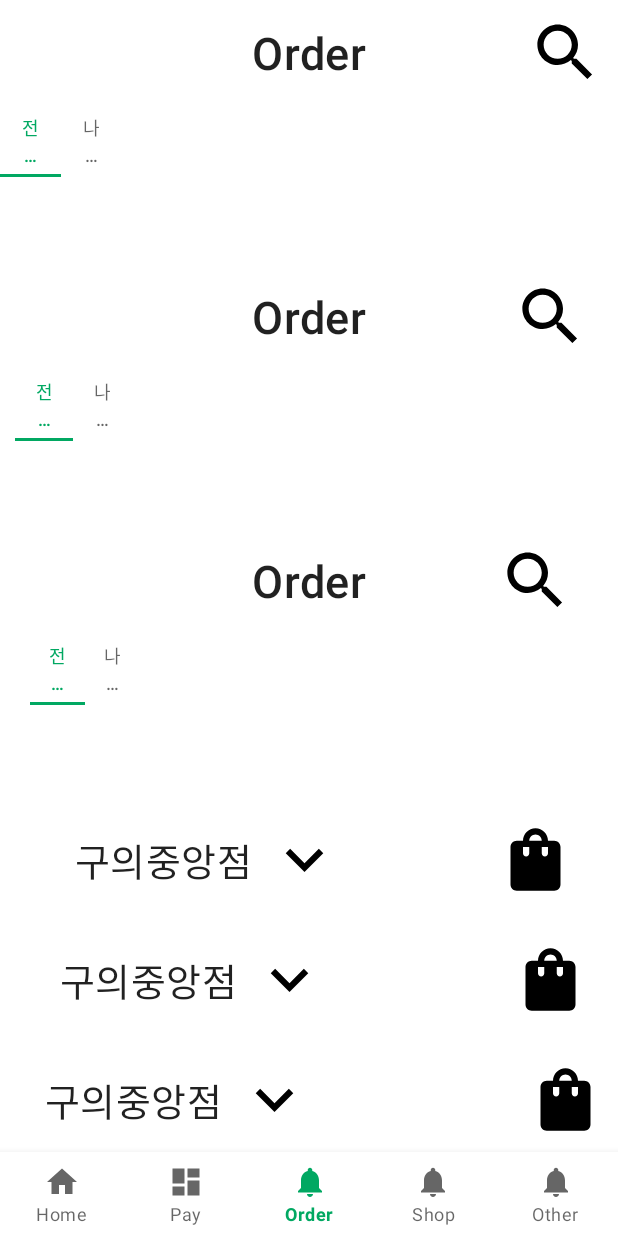
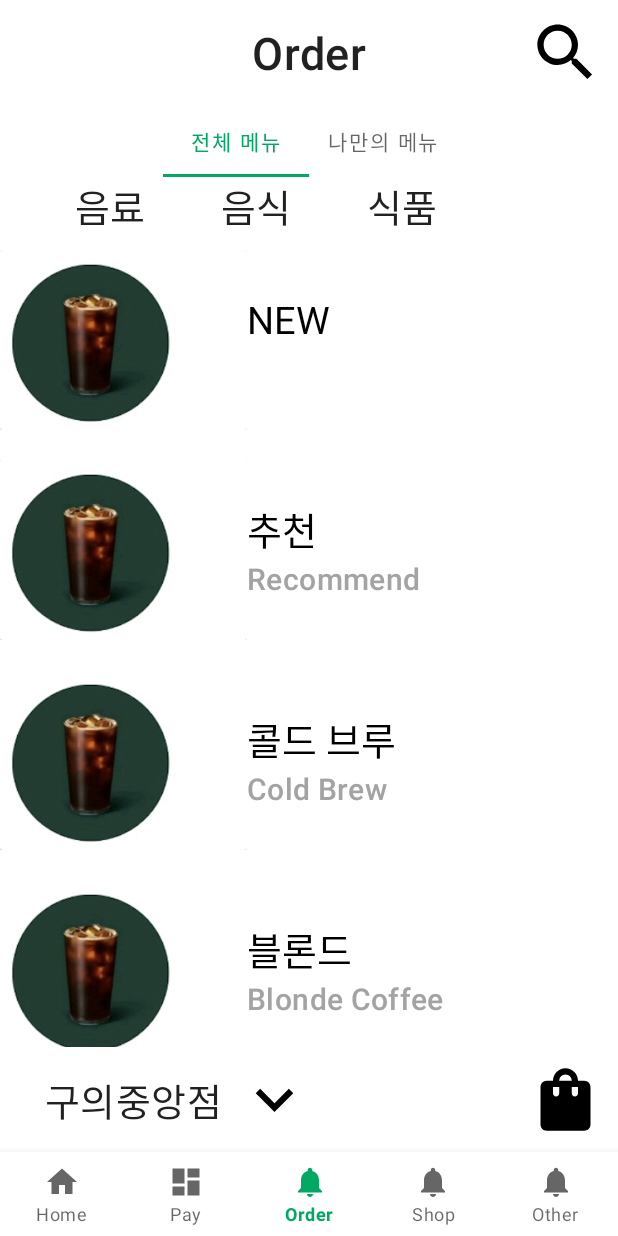
Before and after one commit to Konkuk-KUIT/KUIT1_HACKATHON_team2-Android, an Android app: the screen it shows after launch (MainActivity), item 3 of the bottom bar chosen, on a phone screen of 412 x 824 dp. Run offline under Robolectric (Android 15) with nearby library versions, the phone set to English and light mode, and no system bars.

Commit message:
+ Order완성

```diff
--- a/app/src/main/java/com/example/hackatonkuit/ui/order/AllmenuAdapter.kt
+++ b/app/src/main/java/com/example/hackatonkuit/ui/order/AllmenuAdapter.kt
@@ -10,9 +10,9 @@ class AllmenuAdapter(private val items: ArrayList<AllmenuInfo>) : RecyclerView.A
 
     inner class ViewHolder(val binding: ItemAllmenuCvBinding) : RecyclerView.ViewHolder(binding.root) {
 
-        fun bind(item: AllmenuInfo) {
-            binding.coffeekorTv.text = item.korname
-            binding.coffeeengTv.text = item.engname
+        fun bind(position: Int) {
+            binding.coffeekorTv.text = items[position].korname
+            binding.coffeeengTv.text = items[position].engname
         }
     }
 
@@ -22,10 +22,12 @@ class AllmenuAdapter(private val items: ArrayList<AllmenuInfo>) : RecyclerView.A
         return ViewHolder(binding)
     }
 
-    override fun getItemCount(): Int = items.size
+    override fun getItemCount(): Int {
+        return items.size
+    }
 
     override fun onBindViewHolder(holder: ViewHolder, position: Int) {
-        holder.bind(items[position])
+        holder.bind(position)
     }
 
 
--- a/app/src/main/java/com/example/hackatonkuit/ui/order/OrderVPAdapter.kt
+++ b/app/src/main/java/com/example/hackatonkuit/ui/order/OrderVPAdapter.kt
@@ -4,12 +4,12 @@ import androidx.fragment.app.Fragment
 import androidx.viewpager2.adapter.FragmentStateAdapter
 
 class OrderVPAdapter(fragment: Fragment): FragmentStateAdapter(fragment) {
-    override fun getItemCount(): Int = 10
+    override fun getItemCount(): Int = 2
 
     override fun createFragment(position: Int): Fragment {
         return when(position) {
-            1->AllMenuFragment()
-            2->MyMenuFragment()
+            0->AllMenuFragment()
+            1->MyMenuFragment()
             else->OrderFragment()
         }
     }
--- a/app/src/main/res/layout/fragment_order.xml
+++ b/app/src/main/res/layout/fragment_order.xml
@@ -39,11 +39,17 @@
 
     </androidx.constraintlayout.widget.ConstraintLayout>
 
+    <androidx.viewpager2.widget.ViewPager2
+        android:id="@+id/menu_vp"
+        android:layout_width="match_parent"
+        android:layout_height="0dp"
+        app:layout_constraintTop_toBottomOf="@id/menu_tab_cl"
+        app:layout_constraintBottom_toTopOf="@id/menu_bottom_cl" />
+
         <androidx.constraintlayout.widget.ConstraintLayout
             android:id="@+id/menu_tab_cl"
             android:layout_width="match_parent"
-        android:layout_height="0dp"
-        app:layout_constraintBottom_toTopOf="@id/menu_bottom_cl"
+            android:layout_height="wrap_content"
             app:layout_constraintStart_toStartOf="parent"
             app:layout_constraintTop_toBottomOf="@id/menu_top_cl">
 
@@ -56,25 +62,49 @@
                 app:layout_constraintStart_toStartOf="parent"
                 app:layout_constraintTop_toTopOf="parent" />
 
-        <com.google.android.material.tabs.TabLayout
-            android:id="@+id/menu_tb2"
+            <LinearLayout
+                android:id="@+id/menu_ll"
                 android:layout_width="match_parent"
                 android:layout_height="wrap_content"
-            app:tabGravity="center"
+                app:layout_constraintTop_toBottomOf="@id/menu_tb1">
+
+                <TextView
+                    android:id="@+id/menu_tv2"
+                    android:layout_width="wrap_content"
+                    android:layout_height="wrap_content"
                     app:tabMode="fixed"
-            app:layout_constraintStart_toStartOf="parent"
-            app:layout_constraintTop_toBottomOf="@id/menu_tb1" />
+                    android:text="음료"
+                    android:textSize="25sp"
+                    android:layout_marginLeft="50dp"
+                    android:textAppearance="?attr/textAppearanceHeadline6"
+                    app:layout_constraintStart_toStartOf="parent" />
 
-        <androidx.viewpager2.widget.ViewPager2
-            android:id="@+id/menu_vp"
-            android:layout_width="match_parent"
-            android:layout_height="0dp"
-            android:layout_margin="10dp"
-            app:layout_constraintBottom_toBottomOf="parent"
-            app:layout_constraintEnd_toEndOf="parent"
-            app:layout_constraintStart_toStartOf="parent"
-            app:layout_constraintTop_toBottomOf="@id/menu_tb2" />
+                <TextView
+                    android:id="@+id/menu_tv3"
+                    android:layout_width="wrap_content"
+                    android:layout_height="wrap_content"
+                    app:tabMode="fixed"
+                    android:text="음식"
+                    android:textSize="25sp"
+                    android:layout_marginLeft="50dp"
+                    android:textAppearance="?attr/textAppearanceHeadline6"
+                    app:layout_constraintStart_toEndOf="@id/menu_tv2" />
+
+                <TextView
+                    android:id="@+id/menu_tv4"
+                    android:layout_width="wrap_content"
+                    android:layout_height="wrap_content"
+                    app:tabMode="fixed"
+                    android:text="식품"
+                    android:textSize="25sp"
+                    android:layout_marginLeft="50dp"
+                    android:textAppearance="?attr/textAppearanceHeadline6"
+                    app:layout_constraintStart_toEndOf="@id/menu_tv3" />
+
+            </LinearLayout>
         </androidx.constraintlayout.widget.ConstraintLayout>
+
+
 
     <androidx.constraintlayout.widget.ConstraintLayout
         android:id="@+id/menu_bottom_cl"
@@ -82,7 +112,7 @@
         android:layout_height="wrap_content"
         app:layout_constraintBottom_toBottomOf="parent"
         app:layout_constraintStart_toStartOf="parent"
-        app:layout_constraintTop_toBottomOf="@id/menu_tab_cl" >
+        app:layout_constraintTop_toBottomOf="@id/menu_vp" >
 
         <ImageView
             android:id="@+id/bag_iv"
--- a/app/src/main/res/layout/item_allmenu_cv.xml
+++ b/app/src/main/res/layout/item_allmenu_cv.xml
@@ -1,8 +1,15 @@
 <?xml version="1.0" encoding="utf-8"?>
-<androidx.constraintlayout.widget.ConstraintLayout xmlns:android="http://schemas.android.com/apk/res/android"
+<LinearLayout xmlns:android="http://schemas.android.com/apk/res/android"
+    xmlns:app="http://schemas.android.com/apk/res-auto"
     android:layout_width="match_parent"
-    android:layout_height="match_parent"
-    xmlns:app="http://schemas.android.com/apk/res-auto">
+    android:layout_height="wrap_content"
+    android:layout_marginVertical="10dp"
+    android:orientation="horizontal">
+
+    <androidx.constraintlayout.widget.ConstraintLayout
+        android:layout_width="0dp"
+        android:layout_height="wrap_content"
+        android:layout_weight="2">
 
         <androidx.cardview.widget.CardView
             android:id="@+id/image_cv"
@@ -12,32 +19,37 @@
 
             <ImageView
                 android:id="@+id/coffee1_iv"
-            android:layout_width="150dp"
-            android:layout_height="150dp"
+                android:layout_width="120dp"
+                android:layout_height="120dp"
                 android:src="@drawable/coffee1" />
+        </androidx.cardview.widget.CardView>
+    </androidx.constraintlayout.widget.ConstraintLayout>
+
+    <androidx.constraintlayout.widget.ConstraintLayout
+        android:layout_width="0dp"
+        android:layout_height="wrap_content"
+        android:layout_gravity="center_vertical"
+        android:layout_weight="3">
 
         <TextView
             android:id="@+id/coffeekor_tv"
             android:layout_width="wrap_content"
             android:layout_height="wrap_content"
             android:text="콜드 브루"
-            android:layout_marginLeft="15dp"
-            android:layout_marginBottom="20dp"
-            android:layout_gravity="center"
-            android:textAppearance="?attr/textAppearanceHeadline6"
-            android:textSize="30dp" />
+            android:textColor="@color/black"
+            android:textSize="25sp"
+            app:layout_constraintStart_toStartOf="parent"
+            app:layout_constraintTop_toTopOf="parent" />
 
         <TextView
             android:id="@+id/coffeeeng_tv"
             android:layout_width="wrap_content"
             android:layout_height="wrap_content"
             android:text="Cold Brew"
-            android:layout_marginLeft="5dp"
-            android:layout_marginTop="20dp"
-            android:layout_gravity="center"
+            android:textSize="20sp"
             android:textAppearance="?attr/textAppearanceHeadline6"
-            android:textSize="20dp"
-            android:textColor="@color/gray" />
-
-    </androidx.cardview.widget.CardView>
+            android:textColor="@color/gray"
+            app:layout_constraintStart_toStartOf="parent"
+            app:layout_constraintTop_toBottomOf="@id/coffeekor_tv" />
     </androidx.constraintlayout.widget.ConstraintLayout>
+</LinearLayout>
```
Also changed, not shown: app/src/main/java/com/example/hackatonkuit/ui/order/MyMenuFragment.kt (+13 -5 lines), app/src/main/res/layout/fragment_my_menu.xml (+32 -20 lines). Lines whose indentation alone changed are shown as unchanged.
